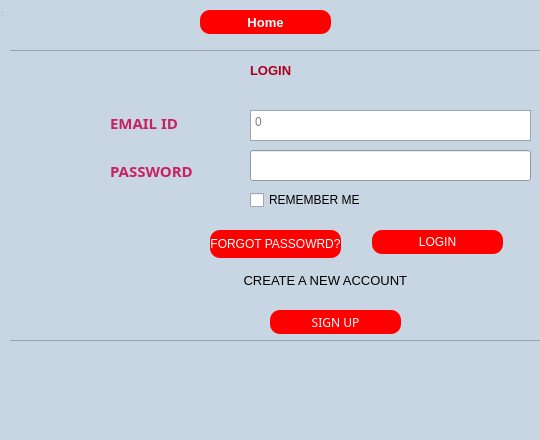
This is Windows/LoginWindow.ui in sarthakforwet/Attendance-Record-Management-System as Qt 5 draws it before an edit. The edited form follows.
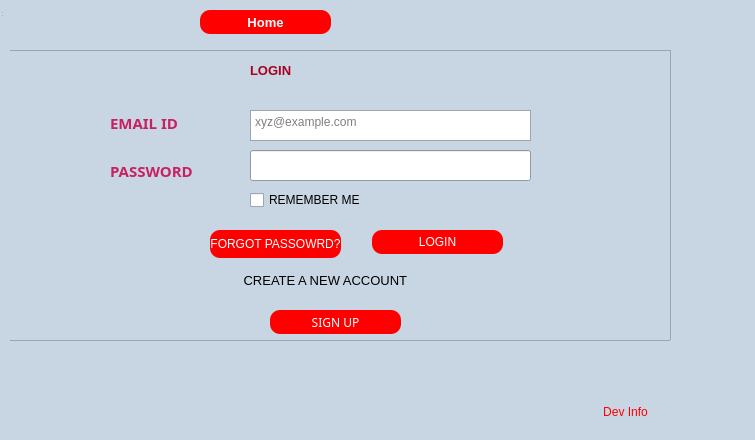
This is the edited form.

```diff
--- a/Windows/LoginWindow.ui
+++ b/Windows/LoginWindow.ui
@@ -6,7 +6,7 @@
    <rect>
     <x>0</x>
     <y>0</y>
-    <width>540</width>
+    <width>755</width>
     <height>440</height>
    </rect>
   </property>
@@ -509,7 +509,7 @@
       <enum>QTextEdit::NoWrap</enum>
      </property>
      <property name="placeholderText">
-      <string>0</string>
+      <string>xyz@example.com</string>
      </property>
     </widget>
     <widget class="QLabel" name="label">
@@ -994,9 +994,9 @@
    <widget class="QPushButton" name="devInfo">
     <property name="geometry">
      <rect>
-      <x>660</x>
+      <x>580</x>
       <y>400</y>
-      <width>75</width>
+      <width>71</width>
       <height>23</height>
      </rect>
     </property>
```
